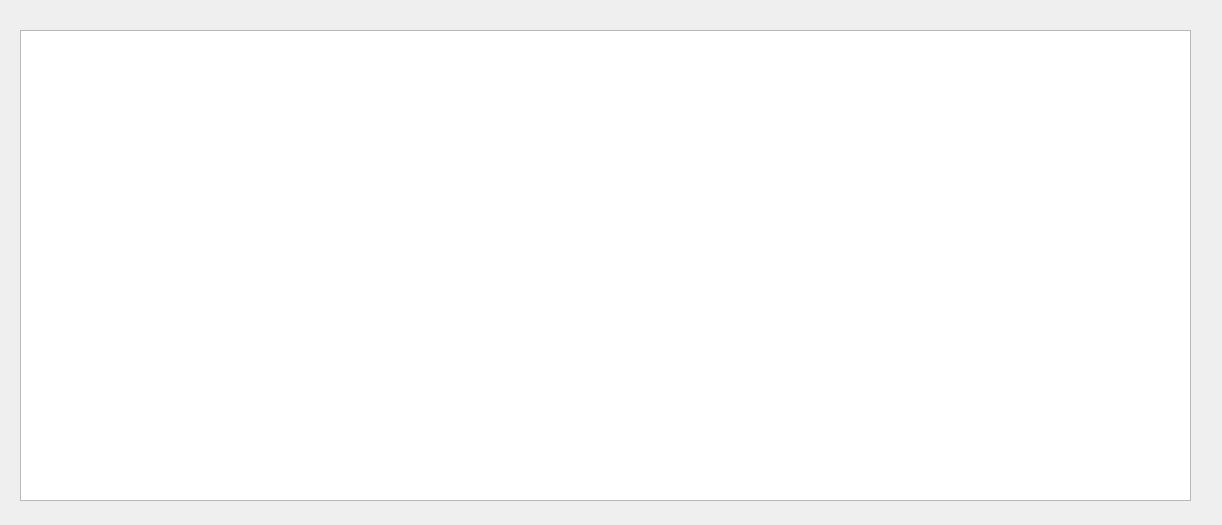
Old version of the form view/composition_group_view.ui in the repository ImpulZzZ/ChallengerMetaEvaluator.
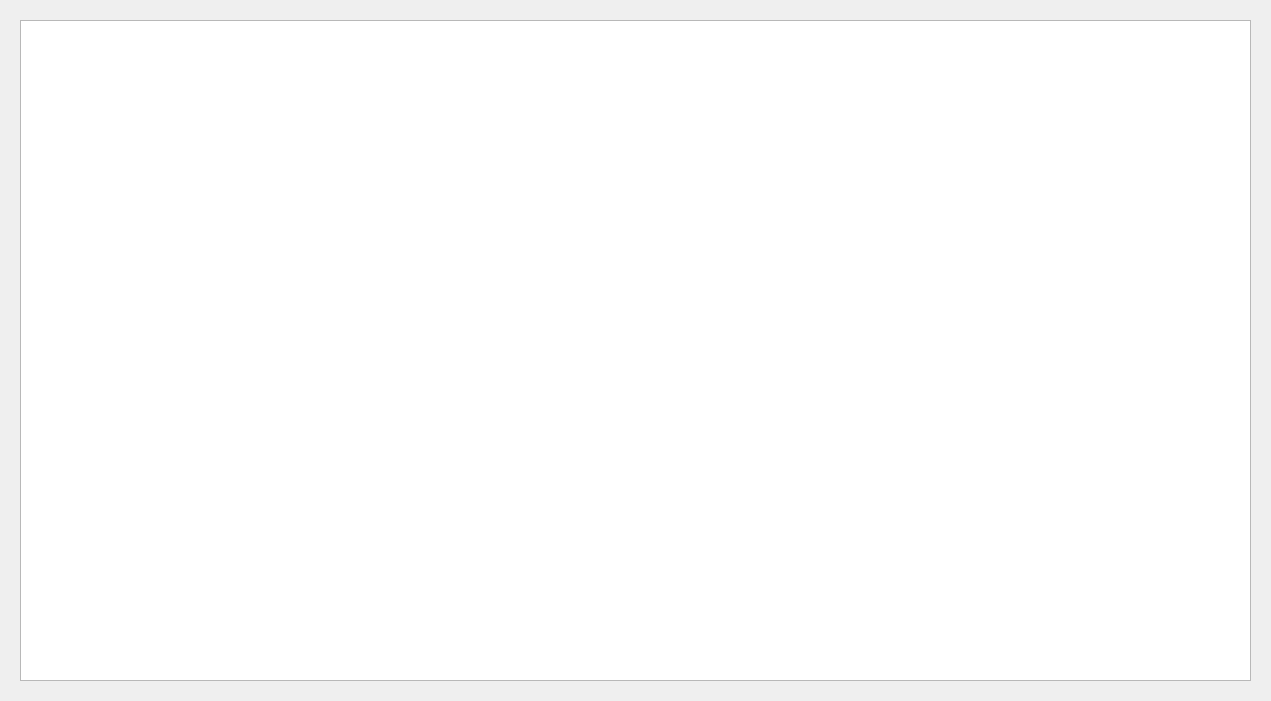
New version of the form.

Commit message: implemented icon view for champs and icons overhauled champion view

Patch:
```diff
--- a/view/composition_group_view.ui
+++ b/view/composition_group_view.ui
@@ -6,8 +6,8 @@
    <rect>
     <x>0</x>
     <y>0</y>
-    <width>1222</width>
-    <height>525</height>
+    <width>1271</width>
+    <height>701</height>
    </rect>
   </property>
   <property name="windowTitle">
@@ -17,11 +17,29 @@
    <property name="geometry">
     <rect>
      <x>20</x>
-     <y>30</y>
-     <width>1171</width>
-     <height>471</height>
+     <y>20</y>
+     <width>1231</width>
+     <height>661</height>
     </rect>
    </property>
+   <property name="editTriggers">
+    <set>QAbstractItemView::NoEditTriggers</set>
+   </property>
+   <property name="iconSize">
+    <size>
+     <width>0</width>
+     <height>0</height>
+    </size>
+   </property>
+   <property name="showGrid">
+    <bool>false</bool>
+   </property>
+   <attribute name="horizontalHeaderVisible">
+    <bool>false</bool>
+   </attribute>
+   <attribute name="verticalHeaderVisible">
+    <bool>false</bool>
+   </attribute>
   </widget>
  </widget>
  <resources/>
```
The commit also changes 5 other files.
